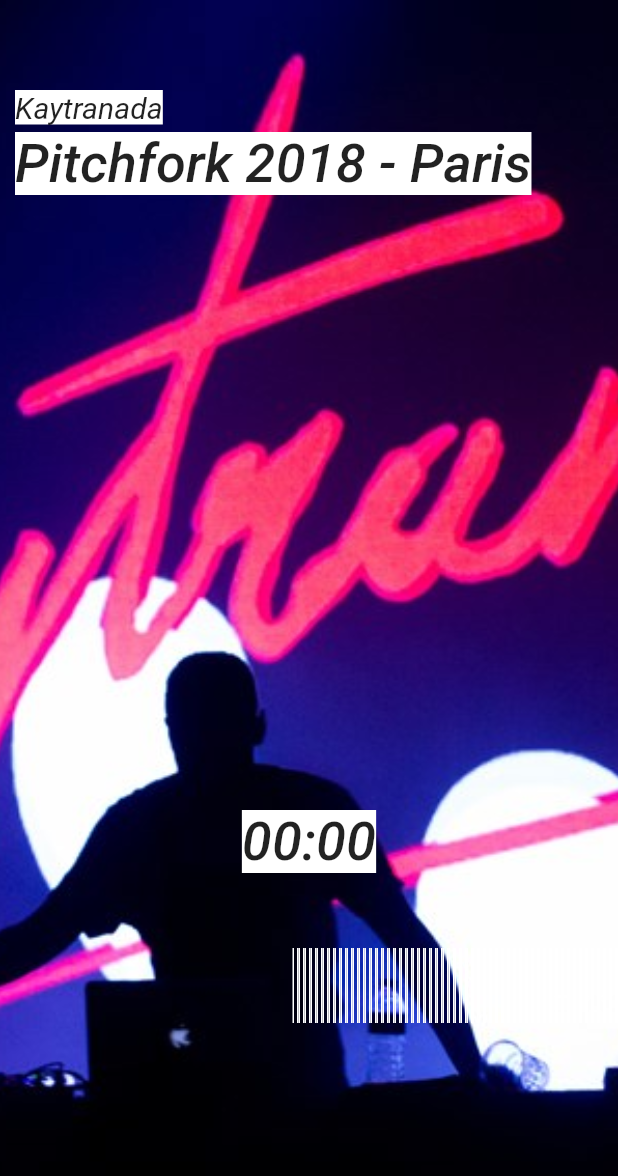
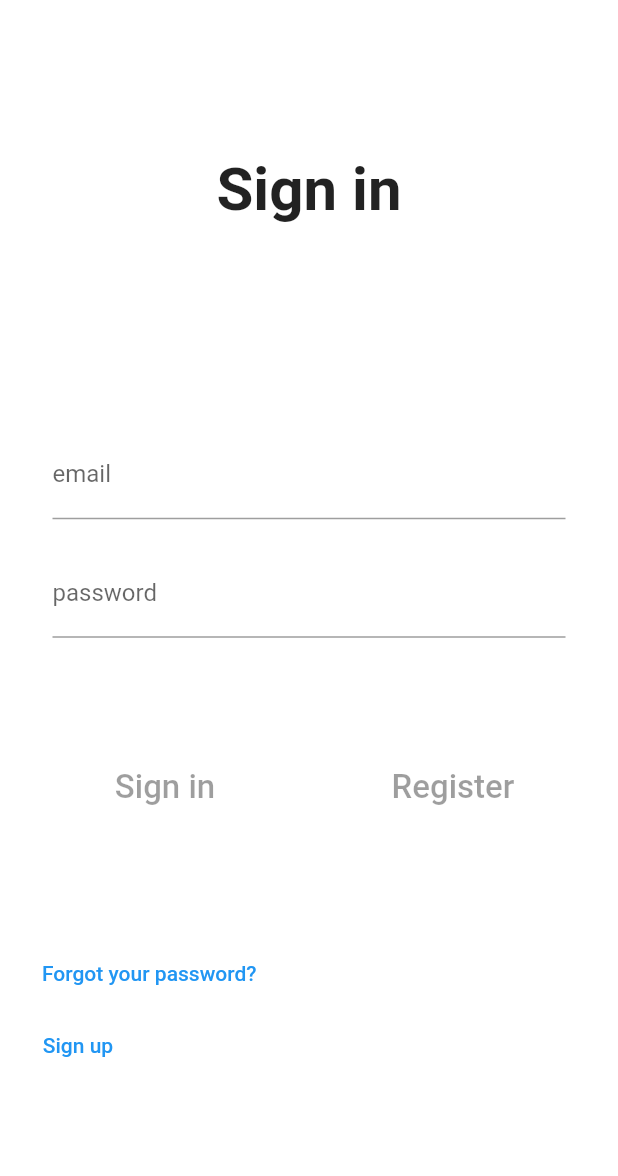
Before and after one commit to JamieThomson97/FlutterUITest, a Flutter app: the screen it shows after launch, on a phone screen of 412 x 824 dp. Shown: the top 1176 px of the screen. Run offline on Flutter 3.47's test engine with Material 2 defaults, Android fonts, the phone set to English and light mode, and no system bars; Roboto replaces fonts that are missing (Hind).

```diff
--- a/mobile/lib/main.dart
+++ b/mobile/lib/main.dart
@@ -2,6 +2,7 @@ import 'package:vibration/presentation/pages/artist_page.dart';
 import 'package:vibration/presentation/pages/home_page.dart';
 import 'package:vibration/presentation/pages/now_playing_page.dart';
 import 'package:vibration/presentation/pages/search_page.dart';
+import 'package:vibration/presentation/pages/sign_in_page.dart';
 import 'package:vibration/theme.dart';
 import 'package:flutter/material.dart';
 
@@ -14,7 +15,7 @@ class MyApp extends StatelessWidget {
   @override
   Widget build(BuildContext context) {
     return MaterialApp(
-      home: NowPlayingScreen(),
+      home: SignInPage(),
       theme: theme,
     );
   }
--- a/mobile/lib/presentation/pages/now_playing_page.dart
+++ b/mobile/lib/presentation/pages/now_playing_page.dart
@@ -3,8 +3,8 @@ import 'package:flutter/material.dart';
 import 'package:vibration/presentation/widgets/SongLengthScrollController.dart';
 import 'package:vibration/presentation/widgets/now_playing_scrollable.dart';
 
-class NowPlayingScreen extends StatelessWidget {
-  const NowPlayingScreen({Key? key}) : super(key: key);
+class NowPlayingPage extends StatelessWidget {
+  const NowPlayingPage({Key? key}) : super(key: key);
 
 // horrible horrible hack
   static ScrollController _controller = ScrollController();
--- /dev/null
+++ b/mobile/lib/presentation/pages/sign_in_page.dart
@@ -0,0 +1,62 @@
+import 'package:flutter/cupertino.dart';
+import 'package:flutter/material.dart';
+import 'package:vibration/presentation/widgets/sign_in_form.dart';
+
+class SignInPage extends StatelessWidget {
+  const SignInPage({Key? key}) : super(key: key);
+
+  @override
+  Widget build(BuildContext context) {
+    return Material(
+      child: Container(
+        color: Colors.white,
+        child: Column(
+          children: [
+            const Spacer(flex: 3),
+            const Text(
+              "Sign in",
+              style: TextStyle(
+                fontSize: 40,
+                fontWeight: FontWeight.w600,
+              ),
+            ),
+            const Spacer(flex: 4),
+            Center(
+              child: SignInForm(),
+            ),
+            const SizedBox(
+              height: 70,
+            ),
+            Padding(
+              padding: const EdgeInsets.fromLTRB(20, 0, 0, 0),
+              child: Column(
+                children: [
+                  Align(
+                    alignment: Alignment.centerLeft,
+                    child: TextButton(
+                      onPressed: () => {},
+                      child: Text(
+                        "Forgot your password?",
+                      ),
+                    ),
+                  ),
+                  Align(
+                    alignment: Alignment.centerLeft,
+                    child: TextButton(
+                      onPressed: () => {},
+                      child: Text(
+                        "Sign up",
+                        textAlign: TextAlign.left,
+                      ),
+                    ),
+                  ),
+                ],
+              ),
+            ),
+            const Spacer(flex: 3),
+          ],
+        ),
+      ),
+    );
+  }
+}
--- /dev/null
+++ b/mobile/lib/presentation/widgets/sign_in_form.dart
@@ -0,0 +1,74 @@
+import 'package:flutter/cupertino.dart';
+import 'package:flutter/material.dart';
+
+class SignInForm extends StatelessWidget {
+  @override
+  Widget build(BuildContext context) {
+    return Container(
+      padding: const EdgeInsets.fromLTRB(35, 0, 35, 0),
+      child: Form(
+        // autovalidateMode: AutovalidateMode.always,
+        child: Column(
+          children: [
+            TextFormField(decoration: const InputDecoration(labelText: 'email'), onChanged: null),
+            const SizedBox(height: 20),
+            TextFormField(
+              obscureText: true,
+              decoration: const InputDecoration(labelText: 'password'),
+              onChanged: (value) {},
+            ),
+            const SizedBox(height: 70),
+            Center(
+              child: Row(
+                children: [
+                  ButtonTheme(
+                    minWidth: 150,
+                    height: 60,
+                    child: FlatButton(
+                      onPressed: null,
+                      padding: const EdgeInsets.fromLTRB(20, 5, 20, 5),
+                      color: Colors.red,
+                      shape: RoundedRectangleBorder(
+                        borderRadius: BorderRadius.circular(8.0),
+                      ),
+                      child: const Text(
+                        "Sign in",
+                        style: TextStyle(
+                          fontSize: 22,
+                        ),
+                      ),
+                    ),
+                  ),
+                  const Spacer(),
+                  ButtonTheme(
+                    minWidth: 150,
+                    height: 60,
+                    child: FlatButton(
+                      onPressed: null,
+                      padding: const EdgeInsets.fromLTRB(20, 5, 20, 5),
+                      color: Colors.red,
+                      shape: RoundedRectangleBorder(
+                        borderRadius: BorderRadius.circular(8.0),
+                      ),
+                      child: const Text(
+                        "Register",
+                        style: TextStyle(
+                          fontSize: 22,
+                        ),
+                      ),
+                    ),
+                  ),
+                ],
+              ),
+            ),
+          ],
+        ),
+      ),
+    );
+  }
+
+  // bool _enableButtons(BuildContext context) {
+  //   return context.select((SignInFormBloc bloc) => bloc.state.emailAddress.value.fold((l) => false, (r) => true)) &&
+  //       context.select((SignInFormBloc bloc) => bloc.state.password.value.fold((l) => false, (r) => true));
+  // }
+}
```
Also changed, not shown: mobile/lib/presentation/pages/log_in_page.dart (deleted).
